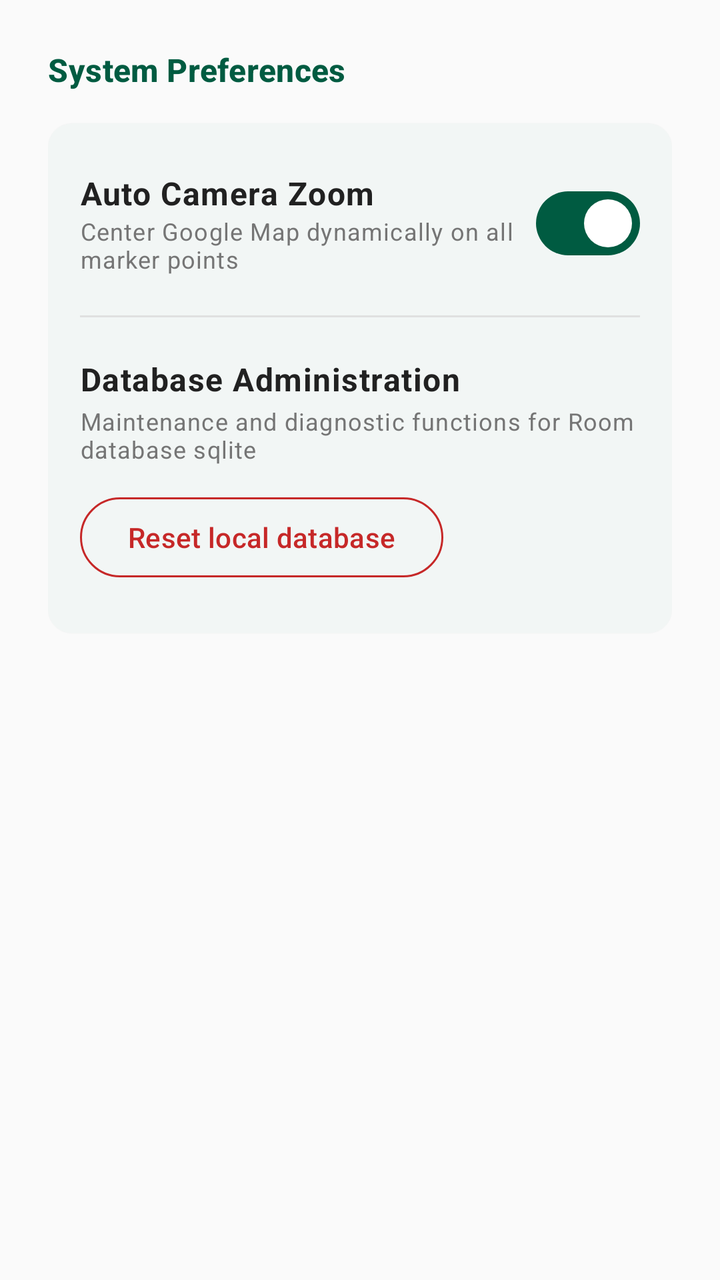
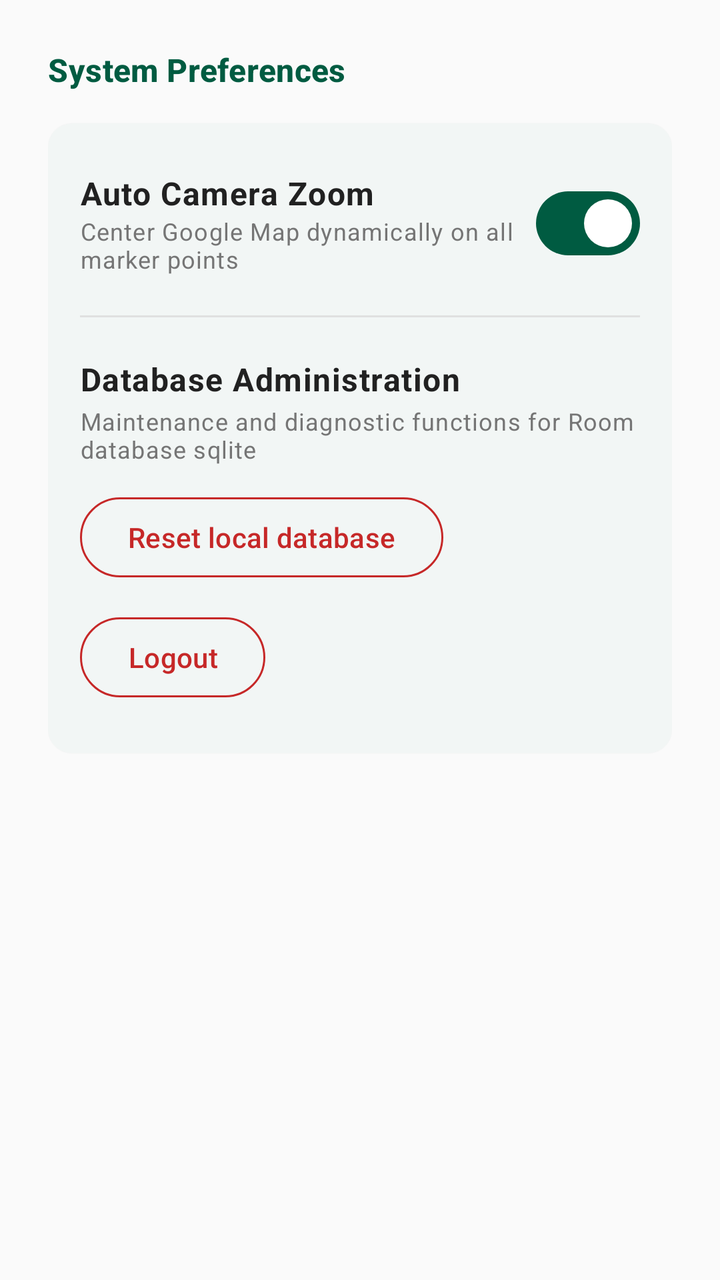

Screens rendered from an Android XML layout before and after an edit, with the pre-edit source and the edit as a unified diff.
<!-- AndroidManifest.xml: application theme Theme.MilkDelivery -->
<!-- res/layout/fragment_settings.xml -->
<?xml version="1.0" encoding="utf-8"?>
<LinearLayout xmlns:android="http://schemas.android.com/apk/res/android"
    xmlns:app="http://schemas.android.com/apk/res-auto"
    android:layout_width="match_parent"
    android:layout_height="match_parent"
    android:orientation="vertical"
    android:padding="24dp"
    android:background="@color/background">

    <TextView
        android:layout_width="match_parent"
        android:layout_height="wrap_content"
        android:text="System Preferences"
        android:textAppearance="@style/TextAppearance.Material3.TitleMedium"
        android:textColor="@color/primary"
        android:textStyle="bold"
        android:layout_marginBottom="16dp" />

    <com.google.android.material.card.MaterialCardView
        android:layout_width="match_parent"
        android:layout_height="wrap_content"
        android:layout_marginBottom="16dp"
        app:cardCornerRadius="12dp"
        app:strokeWidth="0dp"
        app:cardBackgroundColor="@color/white">

        <LinearLayout
            android:layout_width="match_parent"
            android:layout_height="wrap_content"
            android:orientation="vertical"
            android:padding="16dp">

            
            <LinearLayout
                android:layout_width="match_parent"
                android:layout_height="wrap_content"
                android:orientation="horizontal"
                android:gravity="center_vertical"
                android:paddingTop="8dp"
                android:paddingBottom="8dp">

                <LinearLayout
                    android:layout_width="0dp"
                    android:layout_height="wrap_content"
                    android:layout_weight="1"
                    android:orientation="vertical">

                    <TextView
                        android:layout_width="wrap_content"
                        android:layout_height="wrap_content"
                        android:text="Auto Camera Zoom"
                        android:textAppearance="@style/TextAppearance.Material3.BodyLarge"
                        android:textStyle="bold"
                        android:textColor="@color/on_surface" />

                    <TextView
                        android:layout_width="wrap_content"
                        android:layout_height="wrap_content"
                        android:text="Center Google Map dynamically on all marker points"
                        android:textAppearance="@style/TextAppearance.Material3.BodySmall"
                        android:textColor="@color/gray_dark" />

                </LinearLayout>

                <com.google.android.material.materialswitch.MaterialSwitch
                    android:layout_width="wrap_content"
                    android:layout_height="wrap_content"
                    android:checked="true" />
            </LinearLayout>

            
            <View
                android:layout_width="match_parent"
                android:layout_height="1dp"
                android:background="@color/gray_light"
                android:layout_marginTop="12dp"
                android:layout_marginBottom="12dp" />

            <LinearLayout
                android:layout_width="match_parent"
                android:layout_height="wrap_content"
                android:orientation="vertical"
                android:paddingTop="8dp"
                android:paddingBottom="8dp">

                <TextView
                    android:layout_width="wrap_content"
                    android:layout_height="wrap_content"
                    android:text="Database Administration"
                    android:textAppearance="@style/TextAppearance.Material3.BodyLarge"
                    android:textStyle="bold"
                    android:textColor="@color/on_surface" />

                <TextView
                    android:layout_width="wrap_content"
                    android:layout_height="wrap_content"
                    android:layout_marginTop="2dp"
                    android:text="Maintenance and diagnostic functions for Room database sqlite"
                    android:textAppearance="@style/TextAppearance.Material3.BodySmall"
                    android:textColor="@color/gray_dark"
                    android:layout_marginBottom="12dp" />

                <com.google.android.material.button.MaterialButton
                    android:id="@+id/btn_clear_cache"
                    android:layout_width="wrap_content"
                    android:layout_height="wrap_content"
                    style="@style/Widget.Material3.Button.OutlinedButton"
                    android:textColor="@color/pending_red"
                    app:strokeColor="@color/pending_red"
                    android:text="Reset local database" />

            </LinearLayout>

        </LinearLayout>
    </com.google.android.material.card.MaterialCardView>

</LinearLayout>
<!-- resources referenced by this layout -->
<resources>
  <color name="background">#FAFAFA</color>
  <color name="gray_dark">#757575</color>
  <color name="gray_light">#E0E0E0</color>
  <color name="on_surface">#212121</color>
  <color name="pending_red">#C62828</color>
  <color name="primary">#005B41</color>
  <color name="white">#FFFFFF</color>
  <style name="Theme.MilkDelivery" parent="Theme.Material3.DayNight.NoActionBar">
          
          <item name="colorPrimary">@color/primary</item>
          <item name="colorPrimaryDark">@color/primary_dark</item>
          <item name="colorSecondary">@color/secondary</item>
          <item name="android:statusBarColor">@color/primary</item>
          <item name="android:windowLightStatusBar">false</item>
          
          
          <item name="colorSurface">@color/surface</item>
          <item name="colorOnSurface">@color/on_surface</item>
          <item name="android:windowBackground">@color/background</item>
          <item name="colorSurfaceVariant">@color/surface_variant</item>
          <item name="colorOnSurfaceVariant">@color/on_surface_variant</item>
          
          
          <item name="materialCardViewStyle">@style/Widget.Material3.CardView.Elevated</item>
      </style>
  <color name="primary_dark">#00402E</color>
  <color name="secondary">#03DAC6</color>
  <color name="surface">#FFFFFF</color>
  <color name="surface_variant">#F4F4F4</color>
  <color name="on_surface_variant">#555555</color>
</resources>

<!-- the commit's change to res/layout/fragment_settings.xml (unified diff, before → after) -->
@@ -109,6 +109,16 @@
                     app:strokeColor="@color/pending_red"
                     android:text="Reset local database" />
 
+                <com.google.android.material.button.MaterialButton
+                    android:id="@+id/btnLogout"
+                    android:layout_width="wrap_content"
+                    android:layout_height="wrap_content"
+                    android:layout_marginTop="12dp"
+                    style="@style/Widget.Material3.Button.OutlinedButton"
+                    android:text="Logout"
+                    android:textColor="@color/pending_red"
+                    app:strokeColor="@color/pending_red"/>
+
             </LinearLayout>
 
         </LinearLayout>
